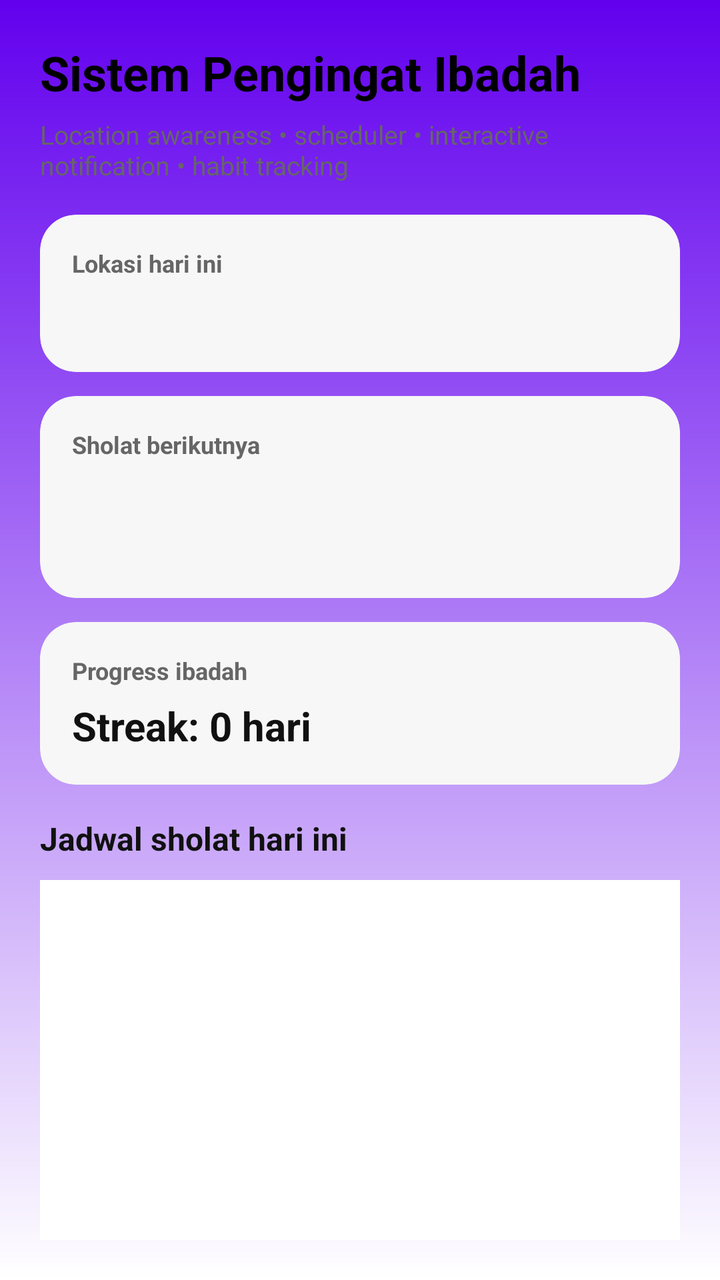
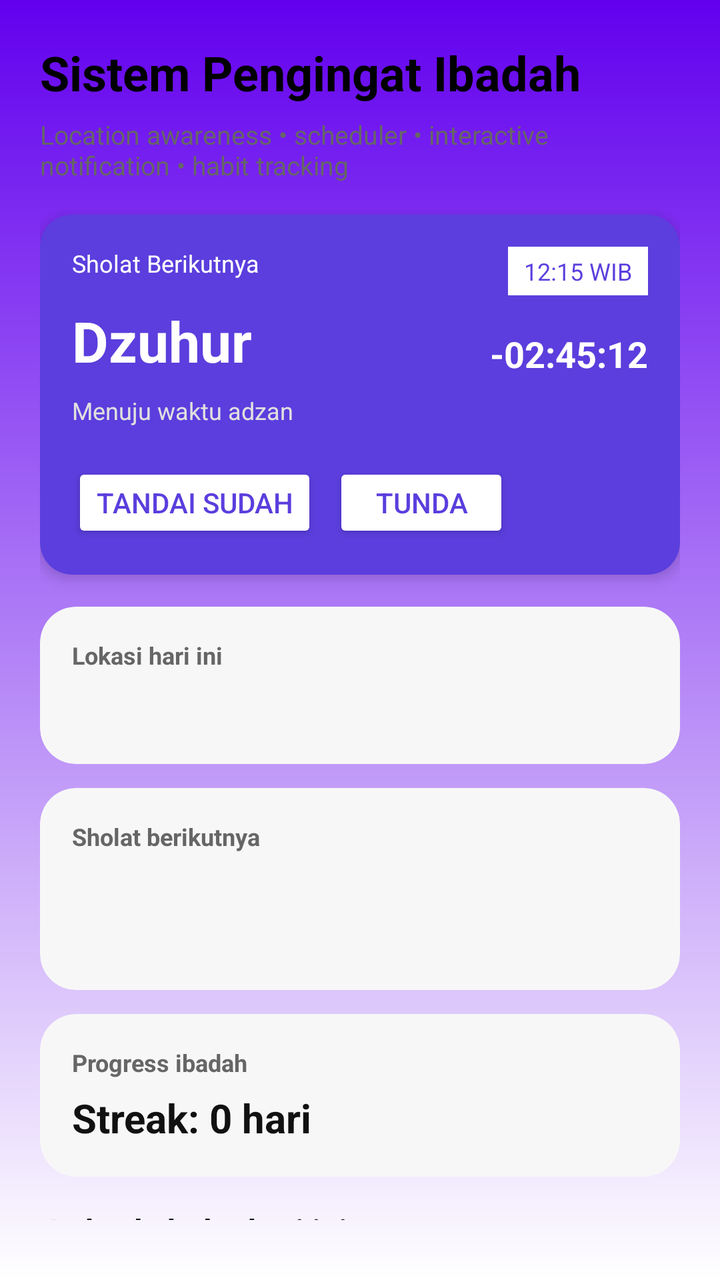

Two renders of the same Android screen: before a commit and after it. Below are the layout's source before the change and the commit's diff.
<!-- AndroidManifest.xml: application theme Theme.PengingatSholat -->
<!-- res/layout/activity_main.xml -->
<LinearLayout xmlns:android="http://schemas.android.com/apk/res/android"
    xmlns:app="http://schemas.android.com/apk/res-auto"
    android:layout_width="match_parent"
    android:layout_height="match_parent"
    android:background="@drawable/bg_main"
    android:orientation="vertical"
    android:padding="20dp">

    <TextView
        android:layout_width="match_parent"
        android:layout_height="wrap_content"
        android:text="@string/dashboard_title"
        android:textColor="@color/black"
        android:textSize="24sp"
        android:textStyle="bold" />

    <TextView
        android:layout_width="match_parent"
        android:layout_height="wrap_content"
        android:layout_marginTop="6dp"
        android:layout_marginBottom="16dp"
        android:text="@string/dashboard_subtitle"
        android:textColor="#666666"
        android:textSize="13sp" />

    <com.google.android.material.card.MaterialCardView
        android:layout_width="match_parent"
        android:layout_height="wrap_content"
        android:layout_marginBottom="12dp"
        app:cardBackgroundColor="#F7F7F7"
        app:cardCornerRadius="18dp"
        app:cardElevation="0dp"
        app:contentPadding="16dp">

        <LinearLayout
            android:layout_width="match_parent"
            android:layout_height="wrap_content"
            android:orientation="vertical">

            <TextView
                android:layout_width="wrap_content"
                android:layout_height="wrap_content"
                android:text="@string/section_location"
                android:textColor="#666666"
                android:textSize="12sp"
                android:textStyle="bold" />

            <TextView
                android:id="@+id/tvLocationStatus"
                android:layout_width="match_parent"
                android:layout_height="wrap_content"
                android:layout_marginTop="6dp"
                android:textColor="#111111"
                android:textSize="18sp"
                android:textStyle="bold" />
        </LinearLayout>
    </com.google.android.material.card.MaterialCardView>

    <com.google.android.material.card.MaterialCardView
        android:layout_width="match_parent"
        android:layout_height="wrap_content"
        android:layout_marginBottom="12dp"
        app:cardBackgroundColor="#F7F7F7"
        app:cardCornerRadius="18dp"
        app:cardElevation="0dp"
        app:contentPadding="16dp">

        <LinearLayout
            android:layout_width="match_parent"
            android:layout_height="wrap_content"
            android:orientation="vertical">

            <TextView
                android:layout_width="wrap_content"
                android:layout_height="wrap_content"
                android:text="@string/section_next_prayer"
                android:textColor="#666666"
                android:textSize="12sp"
                android:textStyle="bold" />

            <TextView
                android:id="@+id/tvNextPrayer"
                android:layout_width="match_parent"
                android:layout_height="wrap_content"
                android:layout_marginTop="6dp"
                android:textColor="#111111"
                android:textSize="18sp"
                android:textStyle="bold" />

            <TextView
                android:id="@+id/tvSchedulerStatus"
                android:layout_width="match_parent"
                android:layout_height="wrap_content"
                android:layout_marginTop="6dp"
                android:textColor="#666666"
                android:textSize="12sp" />
        </LinearLayout>
    </com.google.android.material.card.MaterialCardView>

    <com.google.android.material.card.MaterialCardView
        android:layout_width="match_parent"
        android:layout_height="wrap_content"
        android:layout_marginBottom="16dp"
        app:cardBackgroundColor="#F7F7F7"
        app:cardCornerRadius="18dp"
        app:cardElevation="0dp"
        app:contentPadding="16dp">

        <LinearLayout
            android:layout_width="match_parent"
            android:layout_height="wrap_content"
            android:orientation="vertical">

            <TextView
                android:layout_width="wrap_content"
                android:layout_height="wrap_content"
                android:text="@string/section_habit"
                android:textColor="#666666"
                android:textSize="12sp"
                android:textStyle="bold" />

            <TextView
                android:id="@+id/tvStreak"
                android:layout_width="match_parent"
                android:layout_height="wrap_content"
                android:layout_marginTop="6dp"
                android:text="@string/streak_empty"
                android:textColor="#111111"
                android:textSize="20sp"
                android:textStyle="bold" />
        </LinearLayout>
    </com.google.android.material.card.MaterialCardView>

    <TextView
        android:layout_width="match_parent"
        android:layout_height="wrap_content"
        android:layout_marginBottom="10dp"
        android:text="@string/section_schedule"
        android:textColor="#111111"
        android:textSize="16sp"
        android:textStyle="bold" />

    <androidx.recyclerview.widget.RecyclerView
        android:id="@+id/rvPrayer"
        android:layout_width="match_parent"
        android:layout_height="0dp"
        android:layout_weight="1"
        android:background="@android:color/white" />
</LinearLayout>
<!-- resources referenced by this layout -->
<resources>
  <color name="black">#FF000000</color>
  <!-- drawable bg_main (drawable) -->
  <?xml version="1.0" encoding="utf-8"?>
  <layer-list xmlns:android="http://schemas.android.com/apk/res/android">
      <item>
          <shape>
              <gradient
                  android:startColor="@color/purple_500"
                  android:endColor="@color/white"
                  android:angle="270"/>
          </shape>
      </item>
  </layer-list>
  <string name="dashboard_subtitle">Location awareness • scheduler • interactive notification • habit tracking</string>
  <string name="dashboard_title">Sistem Pengingat Ibadah</string>
  <string name="section_habit">Progress ibadah</string>
  <string name="section_location">Lokasi hari ini</string>
  <string name="section_next_prayer">Sholat berikutnya</string>
  <string name="section_schedule">Jadwal sholat hari ini</string>
  <string name="streak_empty">Streak: 0 hari</string>
  <style name="Theme.PengingatSholat" parent="Theme.MaterialComponents.Light.NoActionBar">
          <item name="android:windowBackground">@android:color/white</item>
          <item name="android:statusBarColor">@android:color/white</item>
          <item name="android:navigationBarColor">@android:color/white</item>
      </style>
  <color name="purple_500">#FF6200EE</color>
  <color name="white">#FFFFFFFF</color>
</resources>

<!-- the commit's change to res/layout/activity_main.xml (unified diff, before → after) -->
@@ -23,6 +23,101 @@
         android:textColor="#666666"
         android:textSize="13sp" />
 
+    
+    <com.google.android.material.card.MaterialCardView
+        android:id="@+id/headerNextContainer"
+        android:layout_width="match_parent"
+        android:layout_height="180dp"
+        android:layout_marginBottom="16dp"
+        app:cardCornerRadius="16dp"
+        app:cardElevation="4dp"
+        app:cardBackgroundColor="@color/header_purple">
+
+        <RelativeLayout
+            android:layout_width="match_parent"
+            android:layout_height="match_parent"
+            android:padding="16dp">
+
+            <TextView
+                android:id="@+id/tvHeaderLabel"
+                android:layout_width="wrap_content"
+                android:layout_height="wrap_content"
+                android:text="Sholat Berikutnya"
+                android:textColor="@android:color/white"
+                android:textSize="12sp" />
+
+            <TextView
+                android:id="@+id/tvHeaderTimeBadge"
+                android:layout_width="wrap_content"
+                android:layout_height="wrap_content"
+                android:layout_alignParentTop="true"
+                android:layout_alignParentEnd="true"
+                android:background="@android:color/white"
+                android:paddingLeft="8dp"
+                android:paddingRight="8dp"
+                android:paddingTop="4dp"
+                android:paddingBottom="4dp"
+                android:text="12:15 WIB"
+                android:textColor="@color/header_purple"
+                android:textSize="12sp" />
+
+            <TextView
+                android:id="@+id/tvHeaderPrayerName"
+                android:layout_width="wrap_content"
+                android:layout_height="wrap_content"
+                android:layout_below="@id/tvHeaderLabel"
+                android:layout_marginTop="12dp"
+                android:text="Dzuhur"
+                android:textColor="@android:color/white"
+                android:textSize="28sp"
+                android:textStyle="bold" />
+
+            <TextView
+                android:id="@+id/tvHeaderCountdown"
+                android:layout_width="wrap_content"
+                android:layout_height="wrap_content"
+                android:layout_alignBottom="@id/tvHeaderPrayerName"
+                android:layout_alignParentEnd="true"
+                android:text="-02:45:12"
+                android:textColor="@android:color/white"
+                android:textSize="18sp"
+                android:textStyle="bold" />
+
+            <TextView
+                android:id="@+id/tvHeaderCountdownSub"
+                android:layout_width="wrap_content"
+                android:layout_height="wrap_content"
+                android:layout_below="@id/tvHeaderPrayerName"
+                android:layout_marginTop="8dp"
+                android:text="Menuju waktu adzan"
+                android:textColor="#E0E0E0"
+                android:textSize="12sp" />
+
+            <Button
+                android:id="@+id/btnHeaderDone"
+                android:layout_width="wrap_content"
+                android:layout_height="40dp"
+                android:layout_alignParentStart="true"
+                android:layout_alignParentBottom="true"
+                android:text="Tandai Sudah"
+                android:layout_marginTop="16dp"
+                android:layout_marginEnd="8dp"
+                android:backgroundTint="#FFFFFF"
+                android:textColor="@color/header_purple" />
+
+            <Button
+                android:id="@+id/btnHeaderLater"
+                android:layout_width="wrap_content"
+                android:layout_height="40dp"
+                android:layout_alignParentBottom="true"
+                android:layout_toEndOf="@id/btnHeaderDone"
+                android:text="Tunda"
+                android:backgroundTint="#FFFFFF"
+                android:textColor="@color/header_purple" />
+
+        </RelativeLayout>
+    </com.google.android.material.card.MaterialCardView>
+
     <com.google.android.material.card.MaterialCardView
         android:layout_width="match_parent"
         android:layout_height="wrap_content"
<!-- resource entries referenced after the edit -->
@@ -1,6 +1,7 @@
 <!-- resources referenced by this layout -->
 <resources>
   <color name="black">#FF000000</color>
+  <color name="header_purple">#5B3EDD</color>
   <!-- drawable bg_main (drawable) -->
   <?xml version="1.0" encoding="utf-8"?>
   <layer-list xmlns:android="http://schemas.android.com/apk/res/android">
